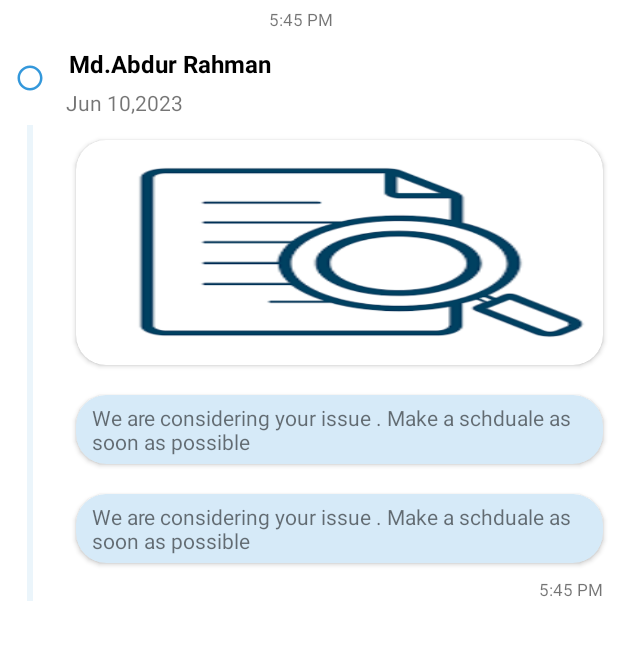
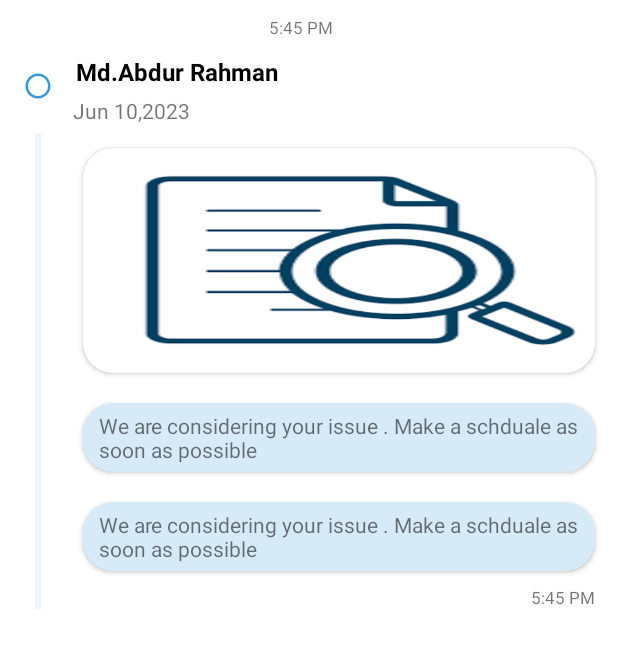
Before and after one commit to MithilaFarjana123/Crown_Care, an Android app: the layout conversation_item.xml on its own in the app's theme, with its tools: preview values and no code run, on a phone screen of 412 x 824 dp. Shown: the top 648 px of the screen. Run offline under Robolectric (Android 15) with nearby library versions, the phone set to English and light mode, and no system bars; network calls fail.

Commit message:
card changing 25/10/20

```diff
--- a/app/src/main/java/com/crowncement/crowncement_complain_management/Fragment/Frag_notification.kt
+++ b/app/src/main/java/com/crowncement/crowncement_complain_management/Fragment/Frag_notification.kt
@@ -411,7 +411,7 @@ class Frag_notification : Fragment() {
         var p = rq_trn_row.toInt()-1
         //  var rq_row : Int = compdata.follwAct.get(position).actRow!!
         var feedback_status : String = compdata.follwAct.get(p).actStatus.toString()
-        var esc_status: String =compdata.follwAct.get(position).actStatus.toString()
+        var esc_status: String = compdata.follwAct.get(position).actStatus.toString()
 
         var party_code =rq_trn_no+"_"+ rq_trn_row
 
--- a/app/src/main/res/layout/conversation_item.xml
+++ b/app/src/main/res/layout/conversation_item.xml
@@ -6,6 +6,16 @@
     android:layout_marginTop="5dp"
     android:layout_marginBottom="5dp"
     android:id="@+id/conversation_item"
+    android:orientation="vertical">
+
+
+
+
+    <LinearLayout
+        android:padding="5dp"
+        android:background="@color/white"
+        android:layout_width="match_parent"
+        android:layout_height="wrap_content"
         android:orientation="vertical">
 
 
@@ -221,6 +231,14 @@
 
         </LinearLayout>
 
+    </LinearLayout>
+
+
+
+
+
+
+
 
 
 
```
Also changed, not shown: app/src/main/java/com/crowncement/crowncement_complain_management/Fragment/Frag_dashboard.kt (+4 -3 lines). Lines whose indentation alone changed are shown as unchanged.
